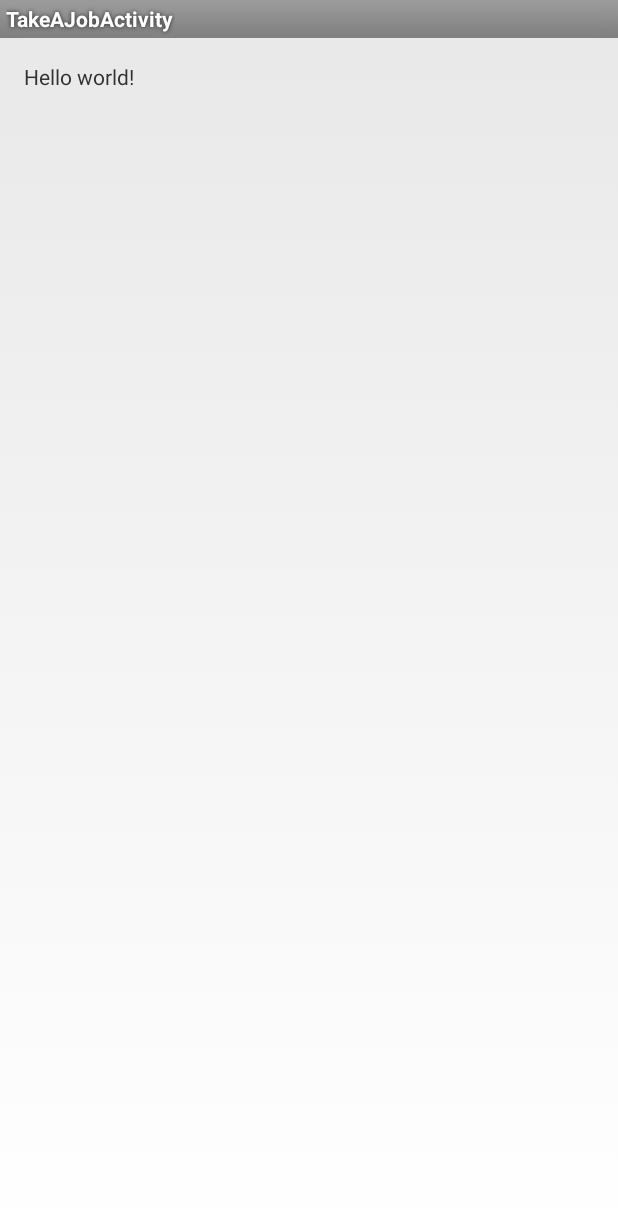
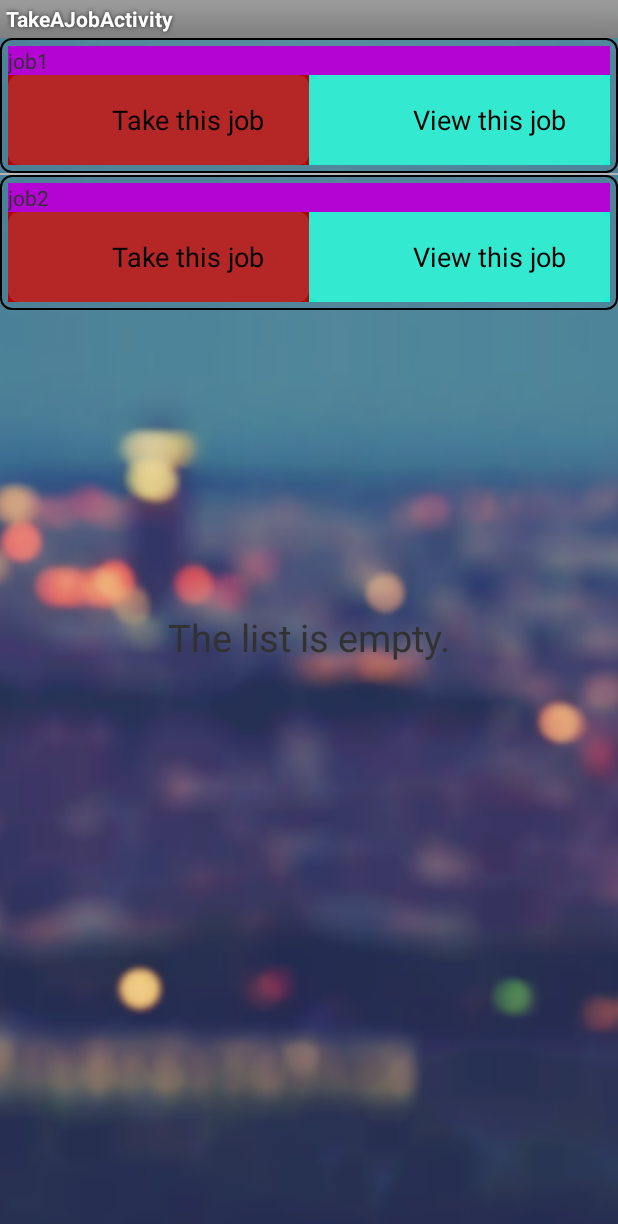
Before and after one commit to PhoneGuardian/AuthorityApp, an Android app: the TakeAJobActivity screen opened directly, with no data from a screen before it, on a phone screen of 412 x 824 dp. Shown: the top 1224 px of the screen. Run offline under Robolectric (Android 15) with nearby library versions, the phone set to English and light mode, and no system bars.

Commit message:
dodat custom adapter za listu,uglavnom posao oko takeAJob aktivitija

```diff
--- /dev/null
+++ b/AuthorityApp/app/src/main/java/it/polimi/guardian/authorityapp/Job.java
@@ -0,0 +1,52 @@
+package it.polimi.guardian.authorityapp;
+
+/**
+ * Created by Nemanja on 07/04/2015.
+ */
+public class Job {
+    private int jobId;
+    private int eventId;
+    private int authId;
+    private String jobDescription;
+    private String status;
+
+    public int getJobId() {
+        return jobId;
+    }
+
+    public void setJobId(int jobId) {
+        this.jobId = jobId;
+    }
+
+    public int getEventId() {
+        return eventId;
+    }
+
+    public void setEventId(int eventId) {
+        this.eventId = eventId;
+    }
+
+    public int getAuthId() {
+        return authId;
+    }
+
+    public void setAuthId(int authId) {
+        this.authId = authId;
+    }
+
+    public String getJobDescription() {
+        return jobDescription;
+    }
+
+    public void setJobDescription(String jobDescription) {
+        this.jobDescription = jobDescription;
+    }
+
+    public String getStatus() {
+        return status;
+    }
+
+    public void setStatus(String status) {
+        this.status = status;
+    }
+}
--- /dev/null
+++ b/AuthorityApp/app/src/main/java/it/polimi/guardian/authorityapp/JobAdapter.java
@@ -0,0 +1,96 @@
+package it.polimi.guardian.authorityapp;
+
+import android.app.Activity;
+import android.content.Context;
+import android.database.Cursor;
+import android.view.LayoutInflater;
+import android.view.View;
+import android.view.View.OnClickListener;
+import android.view.ViewGroup;
+import android.widget.BaseAdapter;
+import android.widget.Button;
+import android.widget.ListView;
+import android.widget.TextView;
+import android.widget.Toast;
+import android.support.v4.widget.CursorAdapter;
+
+import java.io.Serializable;
+import java.util.List;
+
+/**
+ * Created by Nemanja on 07/04/2015.
+ */
+public class JobAdapter extends BaseAdapter implements Serializable{
+    private static final long serialVersionUID = 1L;
+
+    protected ListView lvAllJobs;
+    private Context ctx;
+    private final List<Job> jobsList;
+    private static LayoutInflater inflater = null;
+
+    protected static class RowViewHolder {
+        public TextView tvDescription;
+        public Button btnTakeAJob;
+        public Button btnViewOnMap;
+    }
+
+    public JobAdapter(Context context, ListView lvJobs, List<Job> jobObjList){
+        ctx = context;
+        lvAllJobs = lvJobs;
+        jobsList = jobObjList;
+        inflater = (LayoutInflater) context.getSystemService(Context.LAYOUT_INFLATER_SERVICE);
+    }
+
+    @Override
+    public int getCount() {
+        return jobsList.size();
+    }
+
+    @Override
+    public Object getItem(int position) {
+        return jobsList.get(position);
+    }
+
+    @Override
+    public long getItemId(int position) {
+        return jobsList.get(position).getJobId();
+    }
+
+    @Override
+    public View getView(int position, View convertView, ViewGroup parent) {
+        View view = convertView;
+        if (view == null)
+            view = inflater.inflate(R.layout.list_of_jobs_row, null);
+        //find items in row-view
+
+        RowViewHolder holder = new RowViewHolder();
+        holder.tvDescription = (TextView) view.findViewById(R.id.tv_job_description);
+        holder.btnTakeAJob = (Button) view.findViewById(R.id.btn_row_take);
+        holder.btnViewOnMap = (Button) view.findViewById(R.id.btn_row_view);
+        //set their values
+        holder.tvDescription.setText(jobsList.get(position).getJobDescription());
+        holder.btnTakeAJob.setOnClickListener(mOnBtnTakeClickListener);
+        holder.btnViewOnMap.setOnClickListener(mOnBtnViewClickListener);
+        //tag holder object to specific row-view object
+        view.setTag(holder);
+
+        return view;
+    }
+
+
+    private OnClickListener mOnBtnTakeClickListener = new OnClickListener() {
+        @Override
+        public void onClick(View v) {
+            final int position = lvAllJobs.getPositionForView((View) v.getParent());
+            Toast.makeText(ctx,"Take clicked, row %d"+ position,Toast.LENGTH_SHORT);
+        }
+    };
+
+    private OnClickListener mOnBtnViewClickListener = new OnClickListener() {
+        @Override
+        public void onClick(View v) {
+            final int position = lvAllJobs.getPositionForView((View) v.getParent());
+            Toast.makeText(ctx, "View clicked, row %d" + position, Toast.LENGTH_SHORT);
+        }
+    };
+}
--- a/AuthorityApp/app/src/main/java/it/polimi/guardian/authorityapp/TakeAJobActivity.java
+++ b/AuthorityApp/app/src/main/java/it/polimi/guardian/authorityapp/TakeAJobActivity.java
@@ -4,14 +4,38 @@ import android.app.Activity;
 import android.os.Bundle;
 import android.view.Menu;
 import android.view.MenuItem;
+import android.widget.ListView;
+
+import java.util.ArrayList;
+import java.util.List;
 
 
 public class TakeAJobActivity extends Activity {
-
+    private ListView lvJobs;
+    private List<Job> jObjList;
     @Override
     protected void onCreate(Bundle savedInstanceState) {
         super.onCreate(savedInstanceState);
         setContentView(R.layout.activity_take_a_job);
+        lvJobs = (ListView) findViewById(R.id.list_of_jobs);
+        ////////replace with php get//////////////////
+        jObjList = new ArrayList<>(2);
+        Job j1 = new Job();
+        j1.setAuthId(201);
+        j1.setEventId(101);
+        j1.setJobDescription("job1");
+        j1.setJobId(1);
+        j1.setStatus("unresolved");
+        jObjList.add(j1);
+        Job j2 = new Job();
+        j2.setAuthId(202);
+        j2.setEventId(102);
+        j2.setJobDescription("job2");
+        j2.setJobId(2);
+        j2.setStatus("unresolved");
+        jObjList.add(j2);
+        //////////////////////////////
+        lvJobs.setAdapter(new JobAdapter(this, lvJobs,jObjList));
     }
 
 
--- /dev/null
+++ b/AuthorityApp/app/src/main/res/drawable/list_selector.xml
@@ -0,0 +1,14 @@
+<?xml version="1.0" encoding="utf-8"?>
+<selector xmlns:android="http://schemas.android.com/apk/res/android">
+    <item
+        android:state_selected="false"
+        android:state_pressed="false"
+        android:drawable="@drawable/btn_selector_oval_transparent" />
+
+    <item android:state_pressed="true"
+        android:drawable="@drawable/btn_selector_oval_overlay" />
+
+    <item android:state_selected="true"
+        android:state_pressed="false"
+        android:drawable="@drawable/btn_selector_oval_overlay" />
+</selector>
--- a/AuthorityApp/app/src/main/res/layout/activity_take_a_job.xml
+++ b/AuthorityApp/app/src/main/res/layout/activity_take_a_job.xml
@@ -1,12 +1,39 @@
 <RelativeLayout xmlns:android="http://schemas.android.com/apk/res/android"
-    xmlns:tools="http://schemas.android.com/tools" android:layout_width="match_parent"
-    android:layout_height="match_parent" android:paddingLeft="@dimen/activity_horizontal_margin"
-    android:paddingRight="@dimen/activity_horizontal_margin"
-    android:paddingTop="@dimen/activity_vertical_margin"
-    android:paddingBottom="@dimen/activity_vertical_margin"
+    xmlns:tools="http://schemas.android.com/tools"
+    android:layout_width="match_parent"
+    android:layout_height="match_parent"
+    android:fillViewport="true"
     tools:context="it.polimi.guardian.authorityapp.TakeAJobActivity">
 
-    <TextView android:text="@string/hello_world" android:layout_width="wrap_content"
-        android:layout_height="wrap_content" />
+    <ImageView
+        android:layout_width="match_parent"
+        android:layout_height="match_parent"
+        android:src="@drawable/bg_main"
+        android:scaleType="centerCrop"
+        tools:ignore="ContentDescription"
+        />
+
+    <TextView
+        android:id="@+id/tv_jobs_list"
+        android:text="@string/jobs_list"
+        android:layout_width="wrap_content"
+        android:layout_height="wrap_content"
+        android:textSize="@dimen/font_huge"
+        android:layout_centerHorizontal="true"/>
+    <ListView
+        android:id="@+id/list_of_jobs"
+        android:layout_width="fill_parent"
+        android:layout_height="wrap_content"
+        android:divider="#b5b5b5"
+        android:dividerHeight="1dp"
+        android:listSelector="@drawable/list_selector" />
+
+    <TextView
+        android:id="@+id/tv_list_is_empty"
+        android:text="@string/list_is_empty"
+        android:layout_width="fill_parent"
+        android:layout_height="fill_parent"
+        android:textSize="25sp"
+        android:gravity="center_vertical|center_horizontal"    />
 
 </RelativeLayout>
--- /dev/null
+++ b/AuthorityApp/app/src/main/res/layout/list_of_jobs_row.xml
@@ -0,0 +1,72 @@
+<?xml version="1.0" encoding="utf-8"?>
+<LinearLayout xmlns:android="http://schemas.android.com/apk/res/android"
+    android:id="@+id/ln1"
+    android:layout_width="fill_parent"
+    android:layout_height="wrap_content"
+    android:background="@drawable/list_selector"
+    android:orientation="vertical"
+    android:padding="5dip" >
+
+    <LinearLayout
+        android:id="@+id/ln2"
+        android:layout_width="fill_parent"
+        android:layout_height="wrap_content"
+        android:orientation="horizontal"
+        android:background="#B404d4"
+        android:layout_weight="2">
+        <ScrollView
+            android:id="@+id/scrollView1"
+            android:layout_width="fill_parent"
+            android:layout_height="fill_parent" >
+            <LinearLayout
+                android:layout_width="match_parent"
+                android:layout_height="match_parent" >
+                <TextView
+                    android:id="@+id/tv_job_description"
+                    android:layout_width="wrap_content"
+                    android:layout_height="wrap_content"
+                    android:text="Description" />
+            </LinearLayout>
+        </ScrollView>
+    </LinearLayout>
+
+    <LinearLayout
+        android:id="@+id/ln3"
+        android:layout_width="fill_parent"
+        android:layout_height="wrap_content"
+        android:layout_weight="1"
+        android:orientation="horizontal" >
+        <LinearLayout
+            android:id="@+id/ln4"
+            android:layout_width="fill_parent"
+            android:layout_height="fill_parent"
+            android:layout_weight="1"
+            android:background="#B40404"
+            android:orientation="horizontal" >
+            <Button
+                android:id="@+id/btn_row_take"
+                android:text="Take this job"
+                android:layout_width="wrap_content"
+                android:layout_height="wrap_content"
+                style="@style/home_button_rounded_overlay_tall"
+                />
+        </LinearLayout>
+        <LinearLayout
+            android:id="@+id/ln5"
+            android:layout_width="fill_parent"
+            android:layout_height="fill_parent"
+            android:layout_weight="1"
+            android:background="#14f4d4"
+            android:orientation="horizontal" >
+            <Button
+                android:id="@+id/btn_row_view"
+                android:text="View this job"
+                android:layout_width="wrap_content"
+                android:layout_height="wrap_content"
+                style="@style/home_button_rounded_overlay_tall"
+                />
+        </LinearLayout>
+
+    </LinearLayout>
+
+</LinearLayout>
--- a/AuthorityApp/app/src/main/res/values/strings.xml
+++ b/AuthorityApp/app/src/main/res/values/strings.xml
@@ -46,11 +46,11 @@
 	<string name="username_comment">Comment username:</string>
 	<string name="comment">Comment:</string>
 
-	<string name="show_markers_on_map">Show on mao</string>
+	<string name="show_markers_on_map">Show on map</string>
 	<string name="show_list">Show in list</string>
 	<string name="add_comment">Add comment</string>
 	<string name="view_details">Marker details</string>
-	<string name="list_is_empty">Search result: None</string>
+	<string name="list_is_empty">The list is empty.</string>
 
 	<string name="radius">Radius</string>
 	<string name="location">Location</string>
@@ -290,4 +290,5 @@
     <string name="title_activity_take_ajob">TakeAJobActivity</string>
     <string name="title_activity_review_ajob">ReviewAJobActivity</string>
     <string name="title_activity_highscores">HighscoresActivity</string>
+    <string name="jobs_list">Jobs list:</string>
 </resources>
```
Also changed, not shown: 1 other file.
